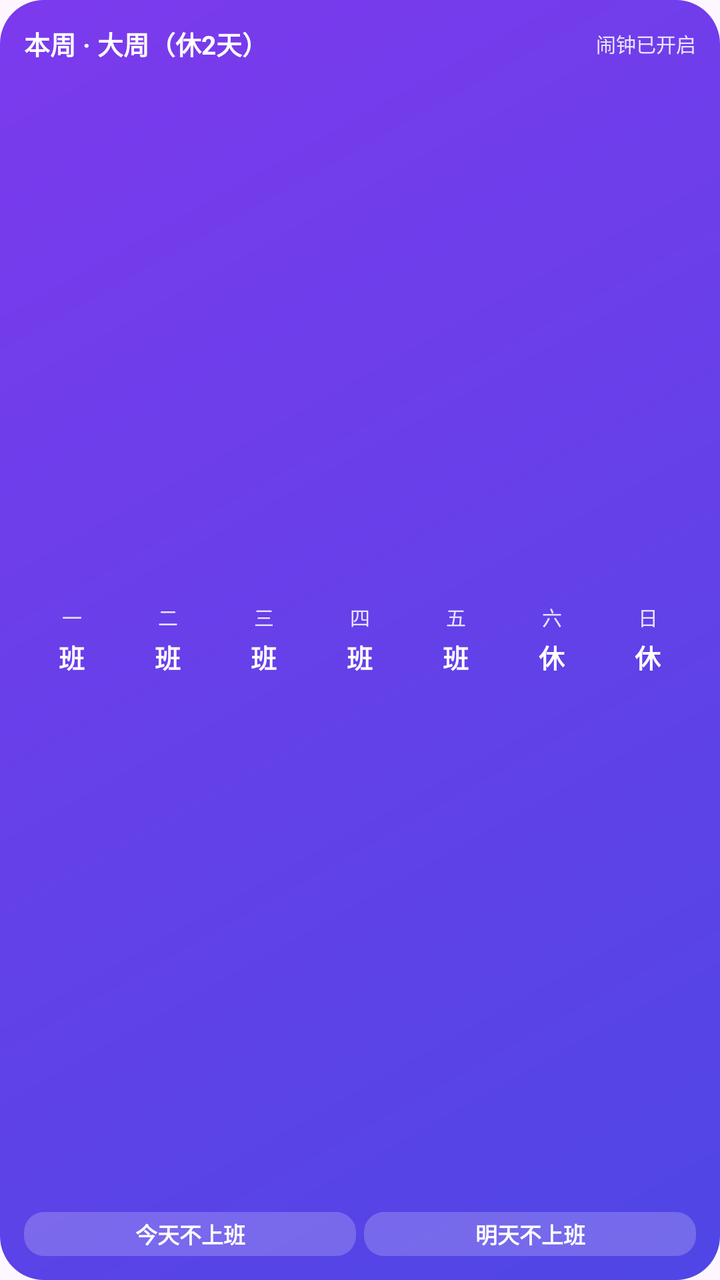
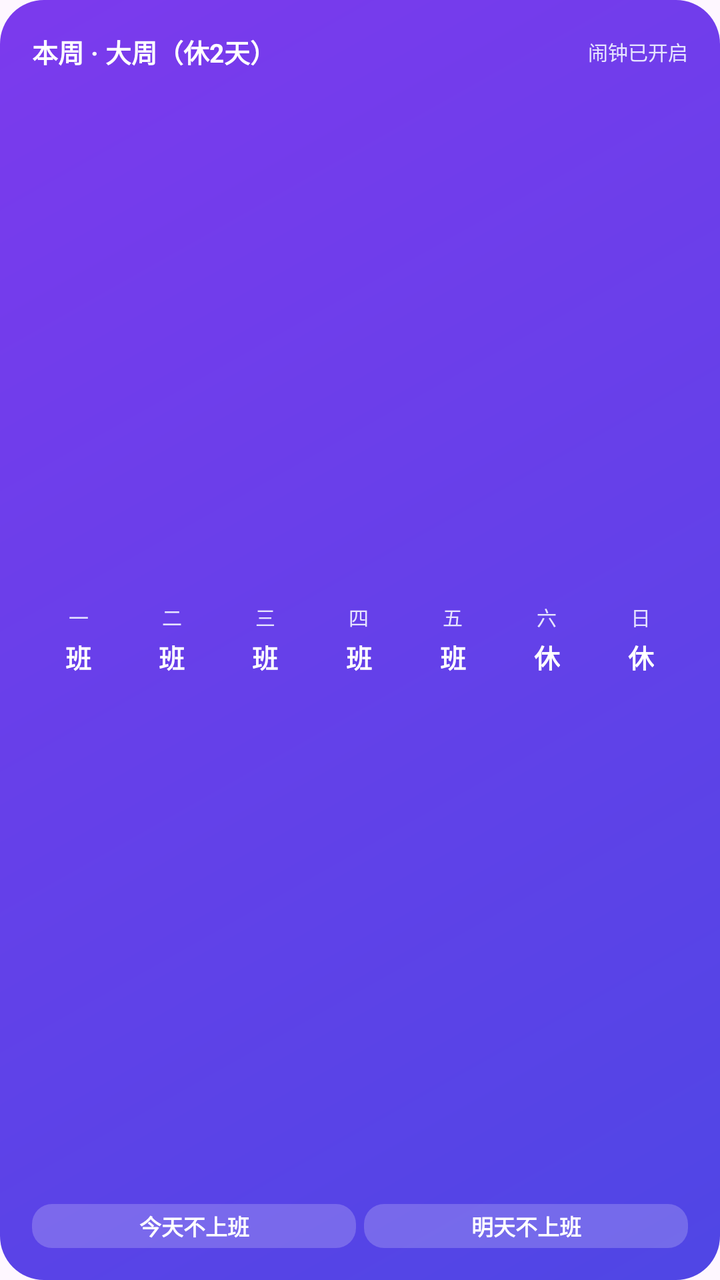

Compare the two renders of this Android layout. The source of the first and the diff that turns it into the second are given below.
<!-- AndroidManifest.xml: application theme Theme.DaxiaoWeekAlarm -->
<!-- res/layout/widget_week_schedule.xml -->
<?xml version="1.0" encoding="utf-8"?>
<LinearLayout xmlns:android="http://schemas.android.com/apk/res/android"
    android:id="@+id/widget_week_root"
    android:layout_width="match_parent"
    android:layout_height="match_parent"
    android:background="@drawable/bg_hero"
    android:orientation="vertical"
    android:padding="12dp">

    <LinearLayout
        android:layout_width="match_parent"
        android:layout_height="wrap_content"
        android:gravity="center_vertical"
        android:orientation="horizontal">

        <TextView
            android:id="@+id/widget_week_title"
            android:layout_width="0dp"
            android:layout_height="wrap_content"
            android:layout_weight="1"
            android:ellipsize="end"
            android:maxLines="1"
            android:text="本周 · 大周（休2天）"
            android:textColor="#FFFFFF"
            android:textSize="13sp"
            android:textStyle="bold" />

        <TextView
            android:id="@+id/widget_week_sub"
            android:layout_width="wrap_content"
            android:layout_height="wrap_content"
            android:layout_marginStart="6dp"
            android:text="闹钟已开启"
            android:textColor="#E6E4FF"
            android:textSize="10sp" />
    </LinearLayout>

    <LinearLayout
        android:layout_width="match_parent"
        android:layout_height="0dp"
        android:layout_marginTop="6dp"
        android:layout_weight="1"
        android:baselineAligned="false"
        android:orientation="horizontal">

        <FrameLayout
            android:id="@+id/cell_0"
            android:layout_width="0dp"
            android:layout_height="match_parent"
            android:layout_marginStart="1dp"
            android:layout_marginEnd="1dp"
            android:layout_weight="1">

            <FrameLayout
                android:id="@+id/hl_0"
                android:layout_width="match_parent"
                android:layout_height="match_parent"
                android:layout_marginTop="3dp"
                android:layout_marginBottom="3dp"
                android:background="@drawable/bg_widget_today"
                android:visibility="gone" />

            <LinearLayout
                android:layout_width="match_parent"
                android:layout_height="match_parent"
                android:gravity="center"
                android:orientation="vertical">

                <TextView
                    android:id="@+id/day_0"
                    android:layout_width="wrap_content"
                    android:layout_height="wrap_content"
                    android:text="一"
                    android:textColor="#E6E4FF"
                    android:textSize="10sp" />

                <TextView
                    android:id="@+id/label_0"
                    android:layout_width="wrap_content"
                    android:layout_height="wrap_content"
                    android:layout_marginTop="3dp"
                    android:maxLines="1"
                    android:text="班"
                    android:textColor="#FFFFFF"
                    android:textSize="13sp"
                    android:textStyle="bold" />
            </LinearLayout>
        </FrameLayout>

        <FrameLayout
            android:id="@+id/cell_1"
            android:layout_width="0dp"
            android:layout_height="match_parent"
            android:layout_marginStart="1dp"
            android:layout_marginEnd="1dp"
            android:layout_weight="1">

            <FrameLayout
                android:id="@+id/hl_1"
                android:layout_width="match_parent"
                android:layout_height="match_parent"
                android:layout_marginTop="3dp"
                android:layout_marginBottom="3dp"
                android:background="@drawable/bg_widget_today"
                android:visibility="gone" />

            <LinearLayout
                android:layout_width="match_parent"
                android:layout_height="match_parent"
                android:gravity="center"
                android:orientation="vertical">

                <TextView
                    android:id="@+id/day_1"
                    android:layout_width="wrap_content"
                    android:layout_height="wrap_content"
                    android:text="二"
                    android:textColor="#E6E4FF"
                    android:textSize="10sp" />

                <TextView
                    android:id="@+id/label_1"
                    android:layout_width="wrap_content"
                    android:layout_height="wrap_content"
                    android:layout_marginTop="3dp"
                    android:maxLines="1"
                    android:text="班"
                    android:textColor="#FFFFFF"
                    android:textSize="13sp"
                    android:textStyle="bold" />
            </LinearLayout>
        </FrameLayout>

        <FrameLayout
            android:id="@+id/cell_2"
            android:layout_width="0dp"
            android:layout_height="match_parent"
            android:layout_marginStart="1dp"
            android:layout_marginEnd="1dp"
            android:layout_weight="1">

            <FrameLayout
                android:id="@+id/hl_2"
                android:layout_width="match_parent"
                android:layout_height="match_parent"
                android:layout_marginTop="3dp"
                android:layout_marginBottom="3dp"
                android:background="@drawable/bg_widget_today"
                android:visibility="gone" />

            <LinearLayout
                android:layout_width="match_parent"
                android:layout_height="match_parent"
                android:gravity="center"
                android:orientation="vertical">

                <TextView
                    android:id="@+id/day_2"
                    android:layout_width="wrap_content"
                    android:layout_height="wrap_content"
                    android:text="三"
                    android:textColor="#E6E4FF"
                    android:textSize="10sp" />

                <TextView
                    android:id="@+id/label_2"
                    android:layout_width="wrap_content"
                    android:layout_height="wrap_content"
                    android:layout_marginTop="3dp"
                    android:maxLines="1"
                    android:text="班"
                    android:textColor="#FFFFFF"
                    android:textSize="13sp"
                    android:textStyle="bold" />
            </LinearLayout>
        </FrameLayout>

        <FrameLayout
            android:id="@+id/cell_3"
            android:layout_width="0dp"
            android:layout_height="match_parent"
            android:layout_marginStart="1dp"
            android:layout_marginEnd="1dp"
            android:layout_weight="1">

            <FrameLayout
                android:id="@+id/hl_3"
                android:layout_width="match_parent"
                android:layout_height="match_parent"
                android:layout_marginTop="3dp"
                android:layout_marginBottom="3dp"
                android:background="@drawable/bg_widget_today"
                android:visibility="gone" />

            <LinearLayout
                android:layout_width="match_parent"
                android:layout_height="match_parent"
                android:gravity="center"
                android:orientation="vertical">

                <TextView
                    android:id="@+id/day_3"
                    android:layout_width="wrap_content"
                    android:layout_height="wrap_content"
                    android:text="四"
                    android:textColor="#E6E4FF"
                    android:textSize="10sp" />

                <TextView
                    android:id="@+id/label_3"
                    android:layout_width="wrap_content"
                    android:layout_height="wrap_content"
                    android:layout_marginTop="3dp"
                    android:maxLines="1"
                    android:text="班"
                    android:textColor="#FFFFFF"
                    android:textSize="13sp"
                    android:textStyle="bold" />
            </LinearLayout>
        </FrameLayout>

        <FrameLayout
            android:id="@+id/cell_4"
            android:layout_width="0dp"
            android:layout_height="match_parent"
            android:layout_marginStart="1dp"
            android:layout_marginEnd="1dp"
            android:layout_weight="1">

            <FrameLayout
                android:id="@+id/hl_4"
                android:layout_width="match_parent"
                android:layout_height="match_parent"
                android:layout_marginTop="3dp"
                android:layout_marginBottom="3dp"
                android:background="@drawable/bg_widget_today"
                android:visibility="gone" />

            <LinearLayout
                android:layout_width="match_parent"
                android:layout_height="match_parent"
                android:gravity="center"
                android:orientation="vertical">

                <TextView
                    android:id="@+id/day_4"
                    android:layout_width="wrap_content"
                    android:layout_height="wrap_content"
                    android:text="五"
                    android:textColor="#E6E4FF"
                    android:textSize="10sp" />

                <TextView
                    android:id="@+id/label_4"
                    android:layout_width="wrap_content"
                    android:layout_height="wrap_content"
                    android:layout_marginTop="3dp"
                    android:maxLines="1"
                    android:text="班"
                    android:textColor="#FFFFFF"
                    android:textSize="13sp"
                    android:textStyle="bold" />
            </LinearLayout>
        </FrameLayout>

        <FrameLayout
            android:id="@+id/cell_5"
            android:layout_width="0dp"
            android:layout_height="match_parent"
            android:layout_marginStart="1dp"
            android:layout_marginEnd="1dp"
            android:layout_weight="1">

            <FrameLayout
                android:id="@+id/hl_5"
                android:layout_width="match_parent"
                android:layout_height="match_parent"
                android:layout_marginTop="3dp"
                android:layout_marginBottom="3dp"
                android:background="@drawable/bg_widget_today"
                android:visibility="gone" />

            <LinearLayout
                android:layout_width="match_parent"
                android:layout_height="match_parent"
                android:gravity="center"
                android:orientation="vertical">

                <TextView
                    android:id="@+id/day_5"
                    android:layout_width="wrap_content"
                    android:layout_height="wrap_content"
                    android:text="六"
                    android:textColor="#E6E4FF"
                    android:textSize="10sp" />

                <TextView
                    android:id="@+id/label_5"
                    android:layout_width="wrap_content"
                    android:layout_height="wrap_content"
                    android:layout_marginTop="3dp"
                    android:maxLines="1"
                    android:text="休"
                    android:textColor="#FFFFFF"
                    android:textSize="13sp"
                    android:textStyle="bold" />
            </LinearLayout>
        </FrameLayout>

        <FrameLayout
            android:id="@+id/cell_6"
            android:layout_width="0dp"
            android:layout_height="match_parent"
            android:layout_marginStart="1dp"
            android:layout_marginEnd="1dp"
            android:layout_weight="1">

            <FrameLayout
                android:id="@+id/hl_6"
                android:layout_width="match_parent"
                android:layout_height="match_parent"
                android:layout_marginTop="3dp"
                android:layout_marginBottom="3dp"
                android:background="@drawable/bg_widget_today"
                android:visibility="gone" />

            <LinearLayout
                android:layout_width="match_parent"
                android:layout_height="match_parent"
                android:gravity="center"
                android:orientation="vertical">

                <TextView
                    android:id="@+id/day_6"
                    android:layout_width="wrap_content"
                    android:layout_height="wrap_content"
                    android:text="日"
                    android:textColor="#E6E4FF"
                    android:textSize="10sp" />

                <TextView
                    android:id="@+id/label_6"
                    android:layout_width="wrap_content"
                    android:layout_height="wrap_content"
                    android:layout_marginTop="3dp"
                    android:maxLines="1"
                    android:text="休"
                    android:textColor="#FFFFFF"
                    android:textSize="13sp"
                    android:textStyle="bold" />
            </LinearLayout>
        </FrameLayout>
    </LinearLayout>

    
    <LinearLayout
        android:layout_width="match_parent"
        android:layout_height="22dp"
        android:layout_marginTop="4dp"
        android:orientation="horizontal">

        <FrameLayout
            android:id="@+id/wrap_today_action"
            android:layout_width="0dp"
            android:layout_height="match_parent"
            android:layout_marginEnd="4dp"
            android:layout_weight="1">

            <TextView
                android:id="@+id/widget_today_action"
                android:layout_width="match_parent"
                android:layout_height="match_parent"
                android:background="@drawable/bg_widget_action"
                android:ellipsize="end"
                android:gravity="center"
                android:maxLines="1"
                android:text="今天不上班"
                android:textColor="#FFFFFF"
                android:textSize="11sp"
                android:textStyle="bold" />

            <TextView
                android:id="@+id/widget_today_action_on"
                android:layout_width="match_parent"
                android:layout_height="match_parent"
                android:background="@drawable/bg_widget_action_on"
                android:ellipsize="end"
                android:gravity="center"
                android:maxLines="1"
                android:text="今天已请假"
                android:textColor="@color/indigo_dark"
                android:textSize="11sp"
                android:textStyle="bold"
                android:visibility="gone" />
        </FrameLayout>

        <FrameLayout
            android:id="@+id/wrap_tomorrow_action"
            android:layout_width="0dp"
            android:layout_height="match_parent"
            android:layout_weight="1">

            <TextView
                android:id="@+id/widget_tomorrow_action"
                android:layout_width="match_parent"
                android:layout_height="match_parent"
                android:background="@drawable/bg_widget_action"
                android:ellipsize="end"
                android:gravity="center"
                android:maxLines="1"
                android:text="明天不上班"
                android:textColor="#FFFFFF"
                android:textSize="11sp"
                android:textStyle="bold" />

            <TextView
                android:id="@+id/widget_tomorrow_action_on"
                android:layout_width="match_parent"
                android:layout_height="match_parent"
                android:background="@drawable/bg_widget_action_on"
                android:ellipsize="end"
                android:gravity="center"
                android:maxLines="1"
                android:text="明天已请假"
                android:textColor="@color/indigo_dark"
                android:textSize="11sp"
                android:textStyle="bold"
                android:visibility="gone" />
        </FrameLayout>
    </LinearLayout>
</LinearLayout>
<!-- resources referenced by this layout -->
<resources>
  <color name="indigo_dark">#4338CA</color>
  <!-- drawable bg_hero (drawable) -->
  <?xml version="1.0" encoding="utf-8"?>
  <shape xmlns:android="http://schemas.android.com/apk/res/android"
      android:shape="rectangle">
      <gradient
          android:angle="135"
          android:startColor="@color/indigo"
          android:endColor="@color/violet" />
      <corners android:radius="22dp" />
  </shape>
  <!-- drawable bg_widget_action (drawable) -->
  <?xml version="1.0" encoding="utf-8"?>
  <shape xmlns:android="http://schemas.android.com/apk/res/android"
      android:shape="rectangle">
      <solid android:color="#33FFFFFF" />
      <corners android:radius="10dp" />
  </shape>
  <!-- drawable bg_widget_action_on (drawable) -->
  <?xml version="1.0" encoding="utf-8"?>
  <shape xmlns:android="http://schemas.android.com/apk/res/android"
      android:shape="rectangle">
      <solid android:color="#F5F4FF" />
      <corners android:radius="10dp" />
  </shape>
  <!-- drawable bg_widget_today (drawable) -->
  <?xml version="1.0" encoding="utf-8"?>
  <shape xmlns:android="http://schemas.android.com/apk/res/android"
      android:shape="rectangle">
      <solid android:color="#33FFFFFF" />
      <corners android:radius="8dp" />
  </shape>
  <style name="Theme.DaxiaoWeekAlarm" parent="Theme.Material3.DayNight.NoActionBar">
          <item name="colorPrimary">@color/indigo</item>
          <item name="colorPrimaryVariant">@color/indigo_dark</item>
          <item name="colorOnPrimary">@color/white</item>
          <item name="android:statusBarColor">@color/bg</item>
          <item name="android:windowLightStatusBar">true</item>
      </style>
  <color name="indigo">#4F46E5</color>
  <color name="violet">#7C3AED</color>
  <color name="white">#FFFFFFFF</color>
  <color name="bg">#F4F5FB</color>
</resources>

<!-- the commit's change to res/layout/widget_week_schedule.xml (unified diff, before → after) -->
@@ -5,7 +5,7 @@
     android:layout_height="match_parent"
     android:background="@drawable/bg_hero"
     android:orientation="vertical"
-    android:padding="12dp">
+    android:padding="16dp">
 
     <LinearLayout
         android:layout_width="match_parent"
